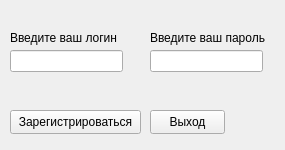
Xaze-debug/Zadanie, file registr.ui: the form before one commit.
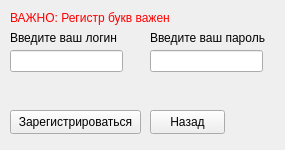
The form after the commit.

The edit to the form file:
```diff
--- a/registr.ui
+++ b/registr.ui
@@ -62,7 +62,7 @@
     </rect>
    </property>
    <property name="text">
-    <string>Выход</string>
+    <string>Назад</string>
    </property>
   </widget>
   <widget class="QLineEdit" name="lineEdit">
@@ -85,6 +85,25 @@
     </rect>
    </property>
   </widget>
+  <widget class="QLabel" name="label_3">
+   <property name="geometry">
+    <rect>
+     <x>10</x>
+     <y>10</y>
+     <width>201</width>
+     <height>16</height>
+    </rect>
+   </property>
+   <property name="styleSheet">
+    <string notr="true">#label_3 {
+    color: rgb(255, 0, 0) ;
+    font: 700 10pt &quot;Arial Rounded MT&quot;;
+}</string>
+   </property>
+   <property name="text">
+    <string>ВАЖНО: Регистр букв важен</string>
+   </property>
+  </widget>
  </widget>
  <resources/>
  <connections/>
```
